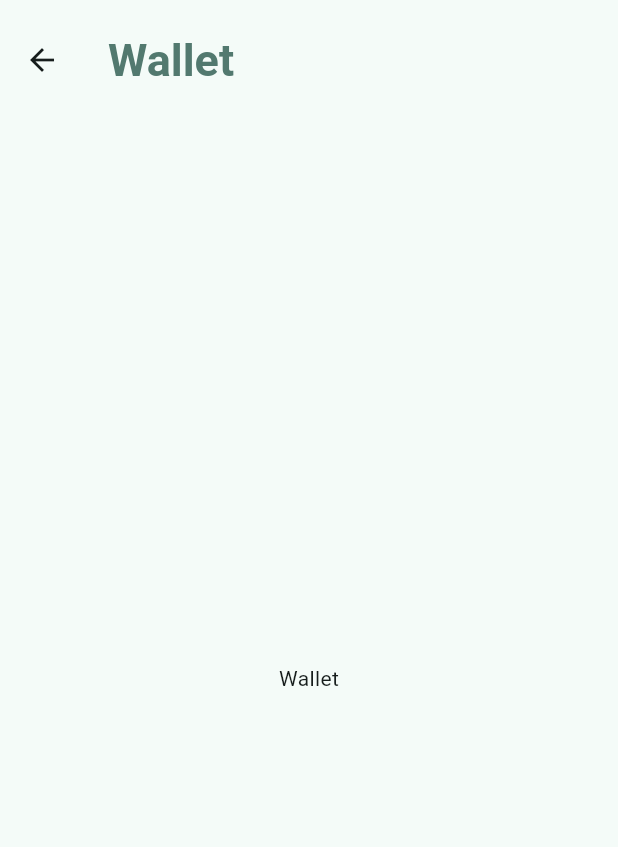
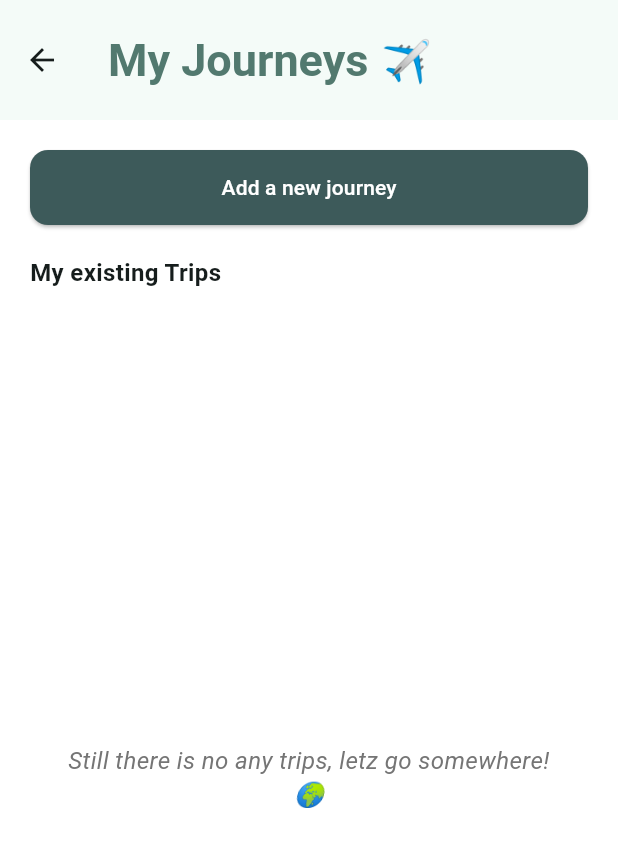
Before and after one commit to KasraAlizadeh/MobileApp, a Flutter app: the WalletPage screen opened directly, on a phone screen of 412 x 824 dp. Shown: the top 847 px of the screen. Run offline on Flutter 3.47's test engine with Material 3 defaults, Android fonts, the phone set to English and light mode, and no system bars; our stand-ins replace file_picker, flutter_svg, google_maps_flutter; Roboto replaces fonts that are missing (montserrat).

Commit message:
re-structured the wallet page. added data model, and add journey screen with basically needed input fields.

```diff
--- /dev/null
+++ b/lib/Features/Wallet/journey.dart
@@ -0,0 +1,17 @@
+class Journey {
+  final String id;
+  final String name;
+  final String? destination;
+  final String? startDate;
+  final String? endDate;
+  final String? type; // e.g., Business, Vacation
+
+  Journey({
+    required this.id,
+    required this.name,
+     this.destination,
+    this.startDate,
+    this.endDate,
+    this.type,
+  });
+}
--- /dev/null
+++ b/lib/Features/Wallet/wallet_page.dart
@@ -0,0 +1,111 @@
+import 'package:flutter/material.dart';
+import 'journey.dart';
+import 'journey_details.dart';
+
+class WalletPage extends StatefulWidget {
+  const WalletPage({super.key});
+
+  @override
+  State<WalletPage> createState() => _WalletPageState();
+}
+
+class _WalletPageState extends State<WalletPage> {
+  // This list will hold our data
+  List<Journey> _trips = [];
+
+  @override
+  Widget build(BuildContext context) {
+    return Scaffold(
+      backgroundColor: Colors.white,
+      appBar: AppBar(
+        title: const Text('My Journeys ✈️'),
+        //centerTitle: true,
+      ),
+      body: Column(
+        children: [
+          const SizedBox(height: 20),
+
+          // --- ADD BUTTON ---
+          Padding(
+            padding: const EdgeInsets.symmetric(horizontal: 20),
+            child: ElevatedButton(
+              style: ElevatedButton.styleFrom(
+                backgroundColor: const Color(0xFF3D5A5A), // Dark Green from your image
+                minimumSize: const Size(double.infinity, 50),
+                shape: RoundedRectangleBorder(borderRadius: BorderRadius.circular(12)),
+              ),
+                onPressed: () async {
+                  // Navigate and wait for the result
+                  final String? newTripName = await Navigator.push(
+                    context,
+                    MaterialPageRoute(builder: (context) => const JourneyDetailsPage()),
+                  );
+
+                  // If we got a name back, add it to our list!
+                  if (newTripName != null && newTripName.isNotEmpty) {
+                    setState(() {
+                      _trips.add(Journey(id: DateTime.now().toString(), name: newTripName));
+                    });
+                  }
+                },
+              child: const Text('Add a new journey', style: TextStyle(color: Colors.white)),
+            ),
+          ),
+
+          const Padding(
+            padding: EdgeInsets.all(20.0),
+            child: Align(
+              alignment: Alignment.centerLeft,
+              child: Text("My existing Trips", style: TextStyle(fontWeight: FontWeight.bold, fontSize: 16)),
+            ),
+          ),
+
+          // --- THE LIST OR EMPTY MESSAGE ---
+          Expanded(
+            child: _trips.isEmpty
+                ? _buildEmptyState()
+                : _buildTripList(),
+          ),
+        ],
+      ),
+    );
+  }
+
+  // A helper method for the empty text you requested
+  Widget _buildEmptyState() {
+    return Center(
+      child: Padding(
+        padding: const EdgeInsets.all(40.0),
+        child: Text(
+          "Still there is no any trips, letz go somewhere! 🌍",
+          textAlign: TextAlign.center,
+          style: TextStyle(color: Colors.grey[600], fontSize: 16, fontStyle: FontStyle.italic),
+        ),
+      ),
+    );
+  }
+
+  // A helper method to build the scrollable list
+  Widget _buildTripList() {
+    return ListView.builder(
+      itemCount: _trips.length,
+      itemBuilder: (context, index) {
+        bool isDark = index % 2 != 0; // Alternating colors like your design
+        return Container(
+          margin: const EdgeInsets.symmetric(horizontal: 20, vertical: 6),
+          decoration: BoxDecoration(
+            color: isDark ? const Color(0xFF3D5A5A) : const Color(0xFFD1D9D1),
+            borderRadius: BorderRadius.circular(8),
+          ),
+          child: ListTile(
+            title: Text(
+              _trips[index].name,
+              style: TextStyle(color: isDark ? Colors.white : Colors.black87),
+            ),
+          ),
+        );
+      },
+    );
+  }
+
+}
--- a/lib/Features/wallet_page.dart
+++ /dev/null
@@ -1,22 +0,0 @@
-import 'package:flutter/material.dart';
-
-class WalletPage extends StatelessWidget{
-  WalletPage({super.key});
-
-  @override
-  Widget build(BuildContext context){
-    return Scaffold(
-      appBar: AppBar(
-        title: Text('Wallet'),
-      ),
-      body: Center(
-        child: Column(
-          mainAxisAlignment: MainAxisAlignment.center,
-          children: <Widget>[
-            const Text('Wallet'),
-          ],
-        ),
-      ),
-    );
-  }
-}
--- a/lib/main.dart
+++ b/lib/main.dart
@@ -6,7 +6,7 @@ import 'Auth/presentation_page.dart';
 
 import 'Features/home_page.dart';
 import 'Features/search_page.dart';
-import 'Features/wallet_page.dart';
+import 'Features/Wallet/wallet_page.dart';
 import 'Features/profile_page.dart';
 
 void main() {
--- a/pubspec.yaml
+++ b/pubspec.yaml
@@ -30,6 +30,9 @@ environment:
 dependencies:
   flutter:
     sdk: flutter
+  intl: ^0.19.0
+  file_picker: ^8.1.7
+  google_maps_flutter: ^2.10.0
 
   # The following adds the Cupertino Icons font to your application.
   # Use with the CupertinoIcons class for iOS style icons.
@@ -39,7 +42,7 @@ dependencies:
 dev_dependencies:
   flutter_test:
     sdk: flutter
-
+  intl: ^0.19.0
   # The "flutter_lints" package below contains a set of recommended lints to
   # encourage good coding practices. The lint set provided by the package is
   # activated in the `analysis_options.yaml` file located at the root of your
```
Also changed, not shown: lib/Features/Wallet/journey_details.dart (added, +574 -0 lines), pubspec.lock.
